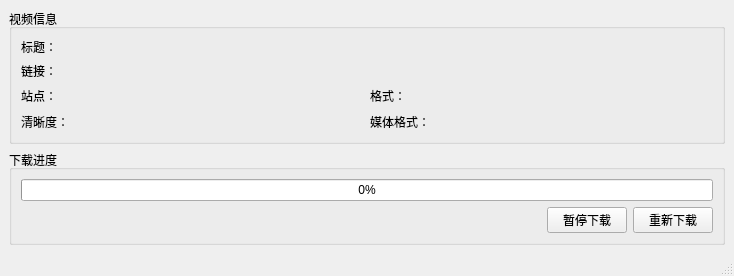
wuyue92tree/nice-you-get, file ui/downloadwindow.ui: the form before one commit.
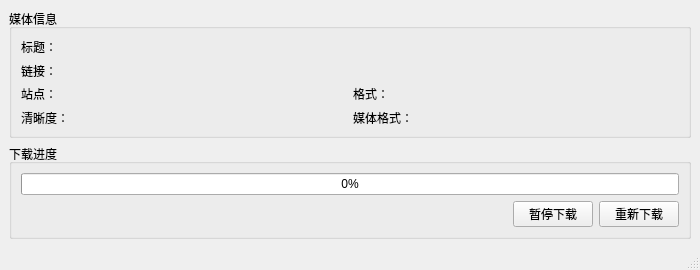
The form after the commit. Icons and pictures are not drawn.

```diff
--- a/ui/downloadwindow.ui
+++ b/ui/downloadwindow.ui
@@ -6,10 +6,22 @@
    <rect>
     <x>0</x>
     <y>0</y>
-    <width>734</width>
-    <height>261</height>
+    <width>700</width>
+    <height>270</height>
    </rect>
   </property>
+  <property name="minimumSize">
+   <size>
+    <width>700</width>
+    <height>270</height>
+   </size>
+  </property>
+  <property name="maximumSize">
+   <size>
+    <width>700</width>
+    <height>270</height>
+   </size>
+  </property>
   <property name="windowTitle">
    <string>视频下载</string>
   </property>
@@ -22,7 +34,7 @@
     <item row="0" column="0">
      <widget class="QGroupBox" name="groupBox">
       <property name="title">
-       <string>视频信息</string>
+       <string>媒体信息</string>
       </property>
       <layout class="QGridLayout" name="gridLayout">
        <item row="2" column="1">
```
Left out of the diff: 2 changed lines with no effect on the pictures.
